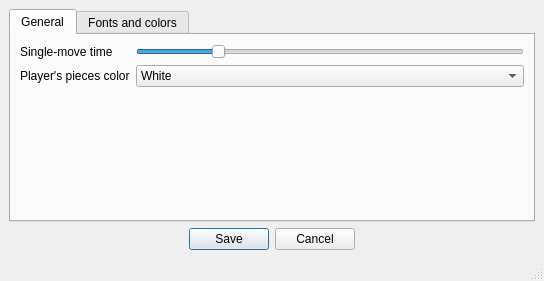
Old version of the form settingswindow.ui in the repository casmonido/Qt-RoyalGameOfUr.
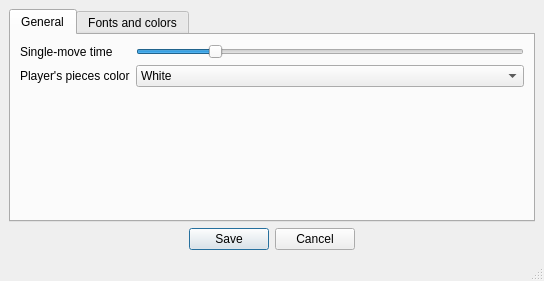
New version of the form.

```diff
--- a/settingswindow.ui
+++ b/settingswindow.ui
@@ -36,6 +36,9 @@
           </item>
           <item row="0" column="1">
            <widget class="QSlider" name="horizontalSlider">
+            <property name="minimum">
+             <number>50</number>
+            </property>
             <property name="maximum">
              <number>5000</number>
             </property>
```
